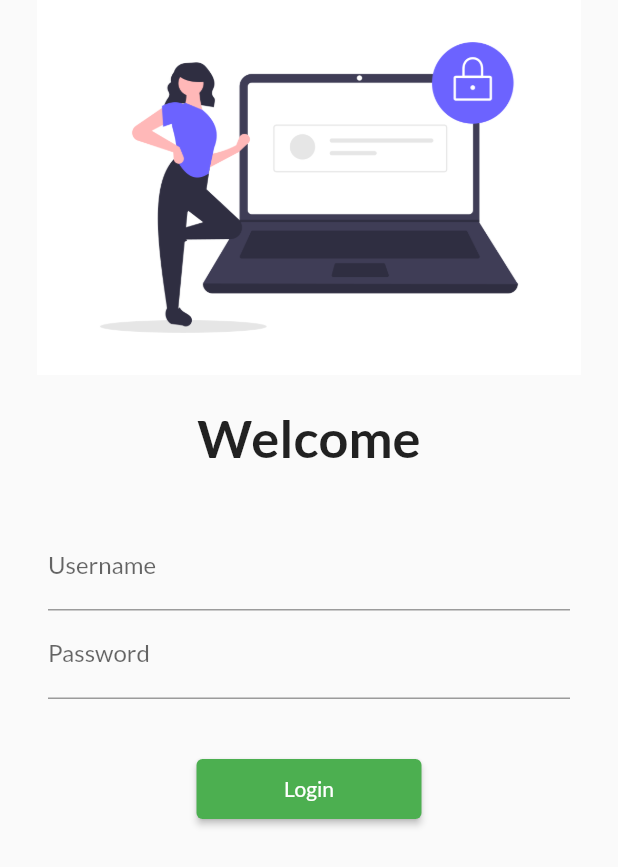
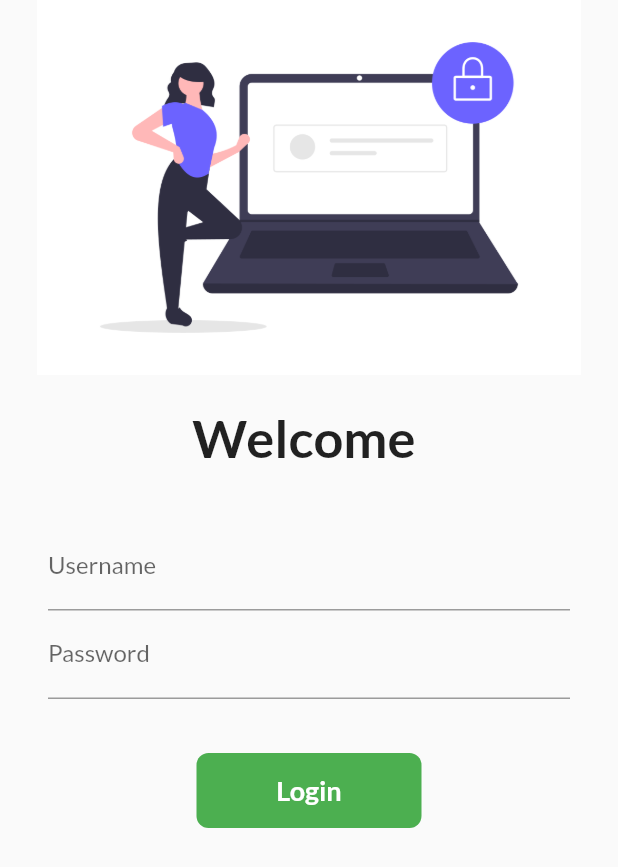
Before and after one commit to atharvajoshi1007/Flutter, a Flutter app: the screen it shows after launch, on a phone screen of 412 x 824 dp. Shown: the top 867 px of the screen. Run offline on Flutter 3.47's test engine with Material 2 defaults, Android fonts, the phone set to English and light mode, and no system bars; our stand-ins replace google_fonts.

Commit message:
day6 Completed

```diff
--- a/flutter_catalog/lib/Pages/login_page.dart
+++ b/flutter_catalog/lib/Pages/login_page.dart
@@ -1,7 +1,14 @@
 import 'package:flutter/material.dart';
 import 'package:flutter_catalog/utils/routes.dart';
 
-class LoginPage extends StatelessWidget {
+class LoginPage extends StatefulWidget {
+  @override
+  State<LoginPage> createState() => _LoginPageState();
+}
+
+class _LoginPageState extends State<LoginPage> {
+  String name = "";
+  bool changeButton = false;
   @override
   Widget build(BuildContext context) {
     return Material(
@@ -17,7 +24,7 @@ class LoginPage extends StatelessWidget {
           height: 20.0,
         ),
         Text(
-          "Welcome",
+          "Welcome $name",
           style: TextStyle(
             fontSize: 35,
             fontWeight: FontWeight.bold,
@@ -33,6 +40,10 @@ class LoginPage extends StatelessWidget {
               TextFormField(
                 decoration: InputDecoration(
                     hintText: "Enter UserName", labelText: "Username"),
+                onChanged: (value) {
+                  name = value;
+                  setState(() {});
+                },
               ),
               TextFormField(
                 obscureText: true,
@@ -43,15 +54,44 @@ class LoginPage extends StatelessWidget {
         SizedBox(
           height: 20.0,
         ),
-        ElevatedButton(
-          child: Text("Login"),
-          style: TextButton.styleFrom(
-            minimumSize: Size(150, 40),
-          ),
-          onPressed: () {
-            Navigator.pushNamed(context, MyRoutes.homeRoute);
-          },
-        )
+
+        InkWell(
+            onTap: () async {
+              setState(() {
+                changeButton = true;
+              });
+              await Future.delayed(Duration(seconds: 1));
+              Navigator.pushNamed(context, MyRoutes.homeRoute);
+            },
+            child: AnimatedContainer(
+              duration: Duration(seconds: 1),
+              width: changeButton ? 50 : 150,
+              height: 50,
+              alignment: Alignment.center,
+              child: changeButton
+                  ? Icon(Icons.done, color: Colors.white)
+                  : Text(
+                      "Login",
+                      style: TextStyle(
+                          color: Colors.white,
+                          fontWeight: FontWeight.bold,
+                          fontSize: 18),
+                    ),
+              decoration: BoxDecoration(
+                color: Colors.green,
+                //   shape: changeButton ? BoxShape.circle : BoxShape.rectangle,
+                borderRadius: BorderRadius.circular(changeButton ? 50 : 8),
+              ),
+            ))
+        // ElevatedButton(
+        //   child: Text("Login"),
+        //   style: TextButton.styleFrom(
+        //     minimumSize: Size(150, 40),
+        //   ),
+        //   onPressed: () {
+        //     Navigator.pushNamed(context, MyRoutes.homeRoute);
+        //   },
+        // )
       ],
     )));
   }
```
